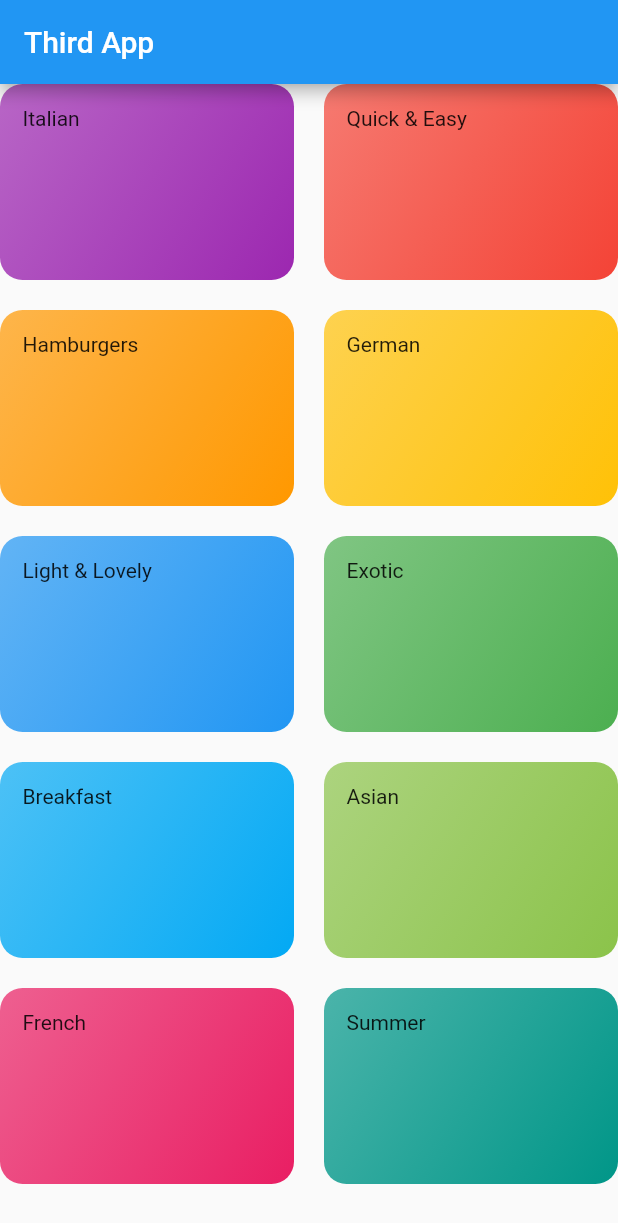
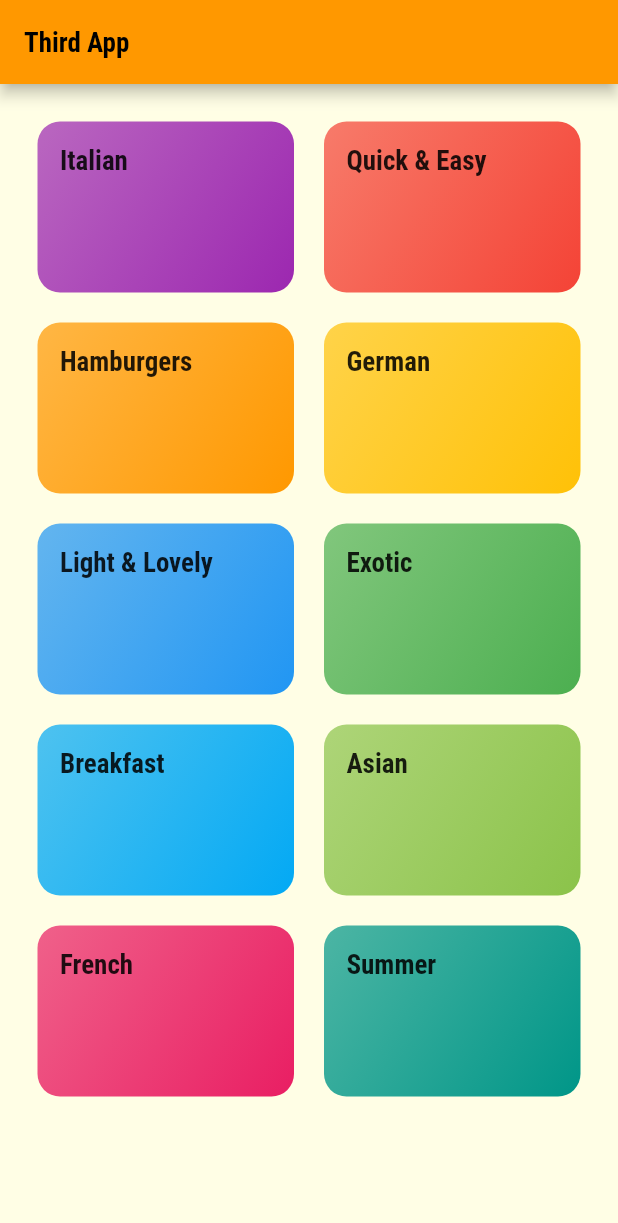
Before and after one commit to mtanaya09/Meal-Application, a Flutter app: the screen it shows after launch, on a phone screen of 412 x 824 dp. Shown: the top 1223 px of the screen. Run offline on Flutter 3.47's test engine with Material 2 defaults, Android fonts, the phone set to English and light mode, and no system bars.

Commit message:
Styling and Theming

```diff
--- a/lib/categories_screen.dart
+++ b/lib/categories_screen.dart
@@ -10,6 +10,7 @@ class CategoriesScreen extends StatelessWidget {
         title: const Text('Third App'),
       ),
       body: GridView(
+        padding: const EdgeInsets.all(25),
         children: DUMMY_CATEGORIES
             .map(
               (catData) => CategoryItem(
--- a/lib/category_item.dart
+++ b/lib/category_item.dart
@@ -10,7 +10,10 @@ class CategoryItem extends StatelessWidget {
   Widget build(BuildContext context) {
     return Container(
       padding: const EdgeInsets.all(15),
-      child: Text(title),
+      child: Text(
+        title,
+        style: Theme.of(context).textTheme.title,
+      ),
       decoration: BoxDecoration(
         gradient: LinearGradient(
           colors: [
--- a/lib/main.dart
+++ b/lib/main.dart
@@ -10,7 +10,22 @@ class MyApp extends StatelessWidget {
     return MaterialApp(
       title: 'Third App',
       theme: ThemeData(
-        primarySwatch: Colors.blue,
+        primarySwatch: Colors.orange,
+        accentColor: Colors.purple,
+        canvasColor: Color.fromRGBO(255, 254, 229, 1),
+        fontFamily: 'Raleway',
+        textTheme: ThemeData.light().textTheme.copyWith(
+            body1: TextStyle(
+              color: Color.fromRGBO(20, 51, 51, 1),
+            ),
+            body2: TextStyle(
+              color: Color.fromRGBO(20, 51, 51, 1),
+            ),
+            title: TextStyle(
+              fontSize: 18,
+              fontWeight: FontWeight.bold,
+              fontFamily: 'RobotoCondensed',
+            )),
       ),
       home: CategoriesScreen(),
     );
```
Also changed, not shown: pubspec.yaml (+17 -6 lines), assets/fonts/Raleway-Black.ttf (added), assets/fonts/Raleway-Bold.ttf (added), assets/fonts/Raleway-Regular.ttf (added), assets/fonts/RobotoCondensed-Bold.ttf (added), assets/fonts/RobotoCondensed-Italic.ttf (added), assets/fonts/RobotoCondensed-Light.ttf (added), assets/fonts/RobotoCondensed-Regular.ttf (added).
